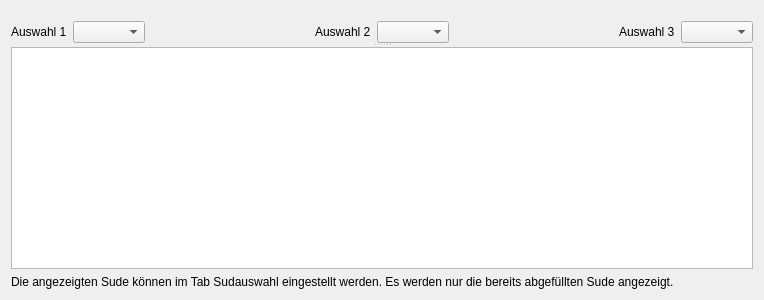
First picture: the form in kleiner-brauhelfer/tabbrauuebersicht.ui, repository kleiner-brauhelfer/kleiner-brauhelfer-2, before the edit.
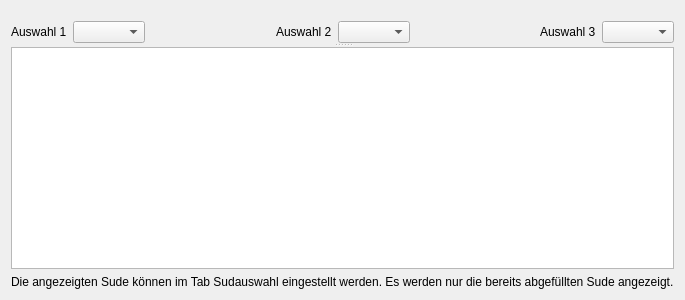
Second picture: the form after the edit. Custom widgets are drawn as their Qt base class.

What changed in the file:
```diff
--- a/kleiner-brauhelfer/tabbrauuebersicht.ui
+++ b/kleiner-brauhelfer/tabbrauuebersicht.ui
@@ -6,7 +6,7 @@
    <rect>
     <x>0</x>
     <y>0</y>
-    <width>764</width>
+    <width>669</width>
     <height>300</height>
    </rect>
   </property>
```
